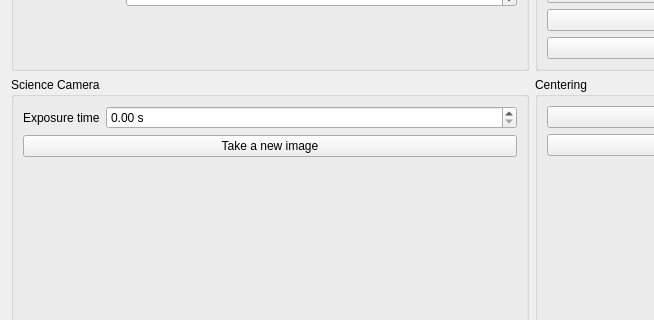
Qt form guis/ui/engineering.ui (janis-hag/kalao-ics) before a commit; both pictures show x 0 to 654 and y 321 to 641 of the 1064 by 836 pixel window.
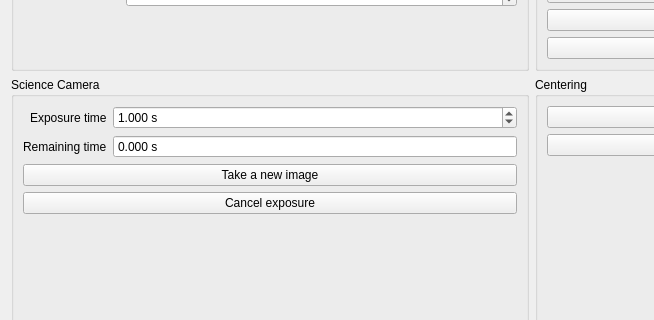
The same form after that commit.

What changed in the file:
```diff
--- a/guis/ui/engineering.ui
+++ b/guis/ui/engineering.ui
@@ -323,15 +323,66 @@
         <property name="suffix">
          <string> s</string>
         </property>
+        <property name="decimals">
+         <number>3</number>
+        </property>
+        <property name="minimum">
+         <double>0.001000000000000</double>
+        </property>
+        <property name="maximum">
+         <double>99999999.000000000000000</double>
+        </property>
+        <property name="value">
+         <double>1.000000000000000</double>
+        </property>
        </widget>
       </item>
-      <item row="1" column="0" colspan="2">
-       <widget class="QPushButton" name="pushButton_3">
+      <item row="2" column="0" colspan="2">
+       <widget class="QPushButton" name="fli_new_image_button">
         <property name="text">
          <string>Take a new image</string>
         </property>
        </widget>
       </item>
+      <item row="3" column="0" colspan="2">
+       <widget class="QPushButton" name="fli_cancel_button">
+        <property name="text">
+         <string>Cancel exposure</string>
+        </property>
+       </widget>
+      </item>
+      <item row="1" column="1">
+       <widget class="QDoubleSpinBox" name="fli_remaining_time_spinbox">
+        <property name="readOnly">
+         <bool>true</bool>
+        </property>
+        <property name="buttonSymbols">
+         <enum>QAbstractSpinBox::NoButtons</enum>
+        </property>
+        <property name="keyboardTracking">
+         <bool>false</bool>
+        </property>
+        <property name="suffix">
+         <string> s</string>
+        </property>
+        <property name="decimals">
+         <number>3</number>
+        </property>
+        <property name="minimum">
+         <double>-1.000000000000000</double>
+        </property>
+        <property name="maximum">
+         <double>99999999.000000000000000</double>
+        </property>
+       </widget>
+      </item>
+      <item row="1" column="0">
+       <widget class="QLabel" name="fli_remaining_time_label">
+        <property name="text">
+         <string>Remaining time</string>
+        </property>
+       </widget>
+      </item>
      </layout>
     </widget>
    </item>
```
Left out of the diff: 17 changed lines with no effect on the pictures.
